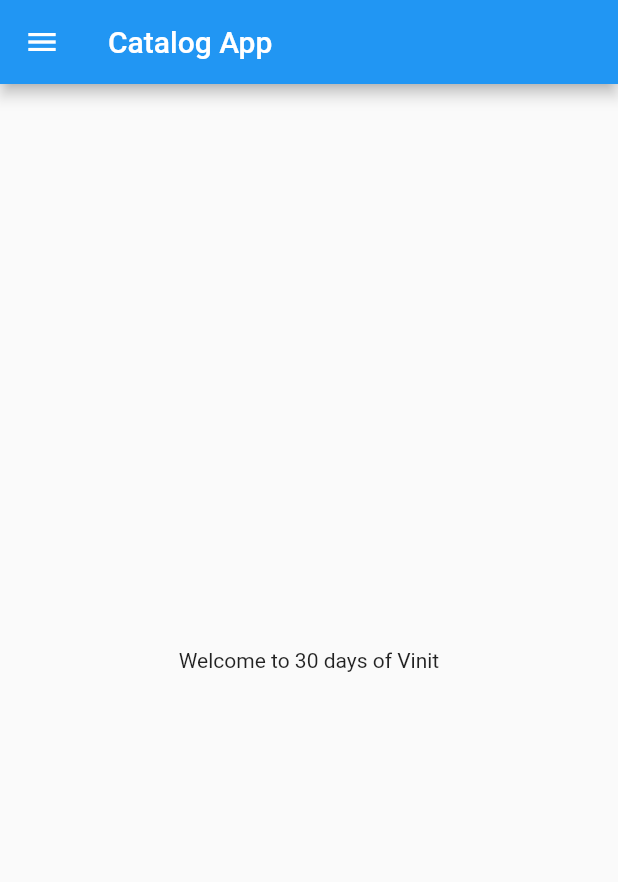
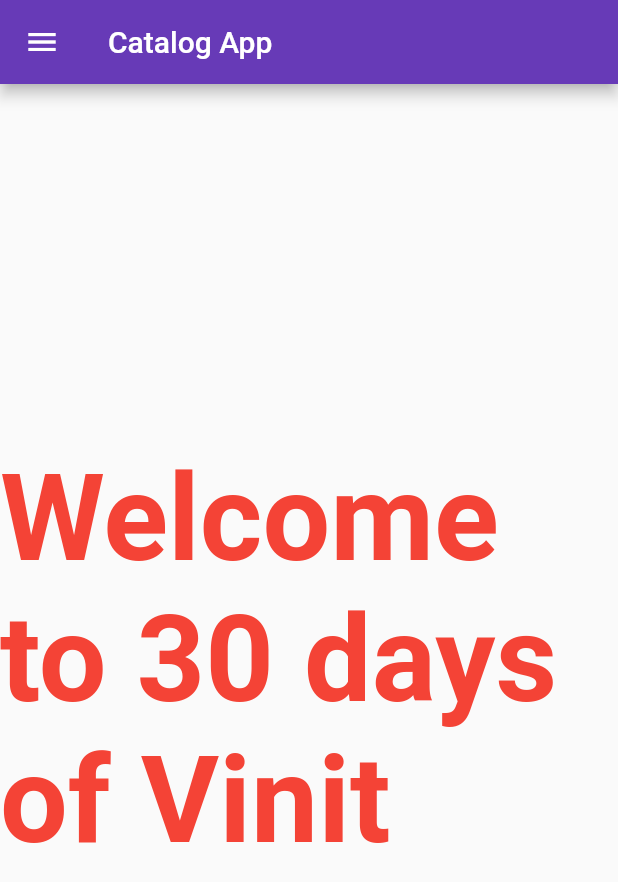
Before and after one commit to Vinit-Juikar/30DaysofFlutter, a Flutter app: the screen it shows after launch, on a phone screen of 412 x 824 dp. Shown: the top 882 px of the screen. Run offline on Flutter 3.47's test engine with Material 2 defaults, Android fonts, the phone set to English and light mode, and no system bars.

Commit message:
day 3 has been successfully completed

```diff
--- a/lib/main.dart
+++ b/lib/main.dart
@@ -1,5 +1,6 @@
 import 'package:flutter/material.dart';
-import 'package:flutter_application_1/home_page.dart';
+import 'package:flutter_application_1/pages/home_page.dart';
+import 'package:flutter_application_1/pages/login_page.dart';
 
 void main() => runApp(MyApp());
 
@@ -8,6 +9,15 @@ class MyApp extends StatelessWidget {
 
   @override
   Widget build(BuildContext context) {
-    return MaterialApp(home: Homepage());
+    return MaterialApp(
+      // home: Homepage(), this homepage is not to be defined if it is so then it will throw error as it is defined twice
+      themeMode: ThemeMode.light,
+      theme: ThemeData(primarySwatch: Colors.deepPurple),
+      darkTheme: ThemeData(brightness: Brightness.dark),
+      routes: {
+        "/": (context) => Homepage(),
+        "/login": (context) => LoginPage(),
+      },
+    );
   }
 }
--- a/lib/home_page.dart
+++ b/lib/pages/home_page.dart
@@ -12,7 +12,12 @@ class Homepage extends StatelessWidget {
       ),
       body: Center(
         child: Container(
-          child: Text("Welcome to $days days of $name"),
+          child: Text(
+            "Welcome to $days days of $name",
+            style: TextStyle(
+                fontSize: 40, color: Colors.red, fontWeight: FontWeight.bold),
+            textScaleFactor: 2.0,
+          ),
         ),
       ),
       drawer: Drawer(),
--- /dev/null
+++ b/lib/pages/login_page.dart
@@ -0,0 +1,14 @@
+import 'package:flutter/material.dart ';
+
+class LoginPage extends StatelessWidget {
+  // const login_page({Key? key}) : super(key: key);
+
+  @override
+  Widget build(BuildContext context) {
+    return Material(
+      child: Center(
+        child: Text("Login Page"),
+      ),
+    );
+  }
+}
```
